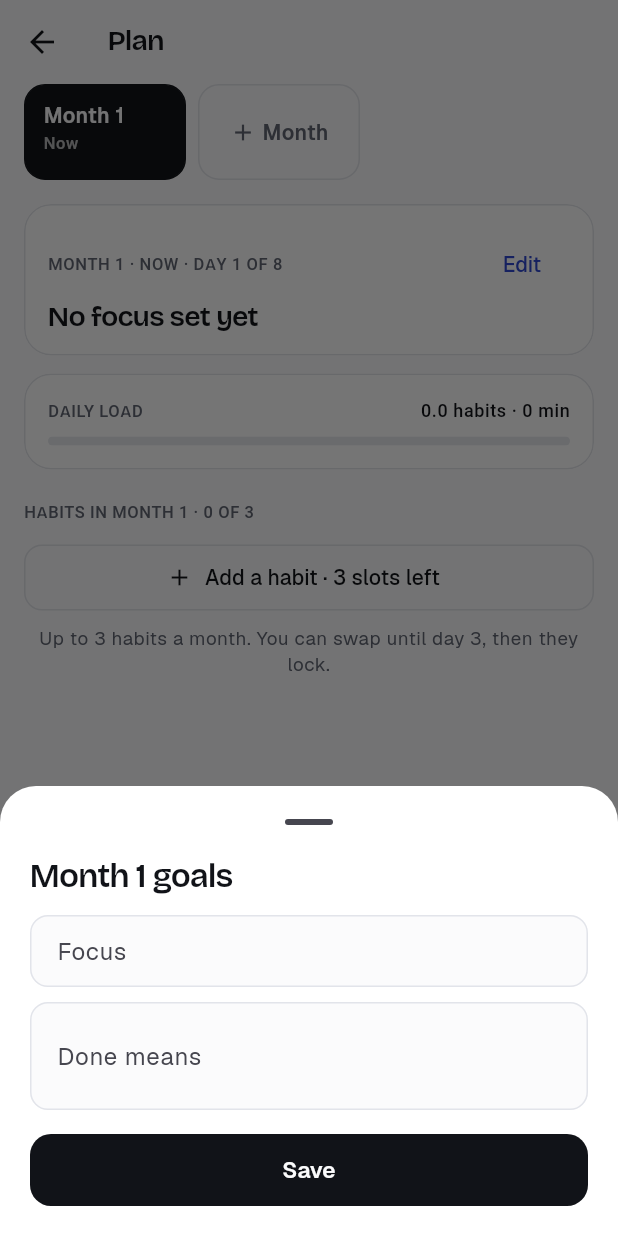
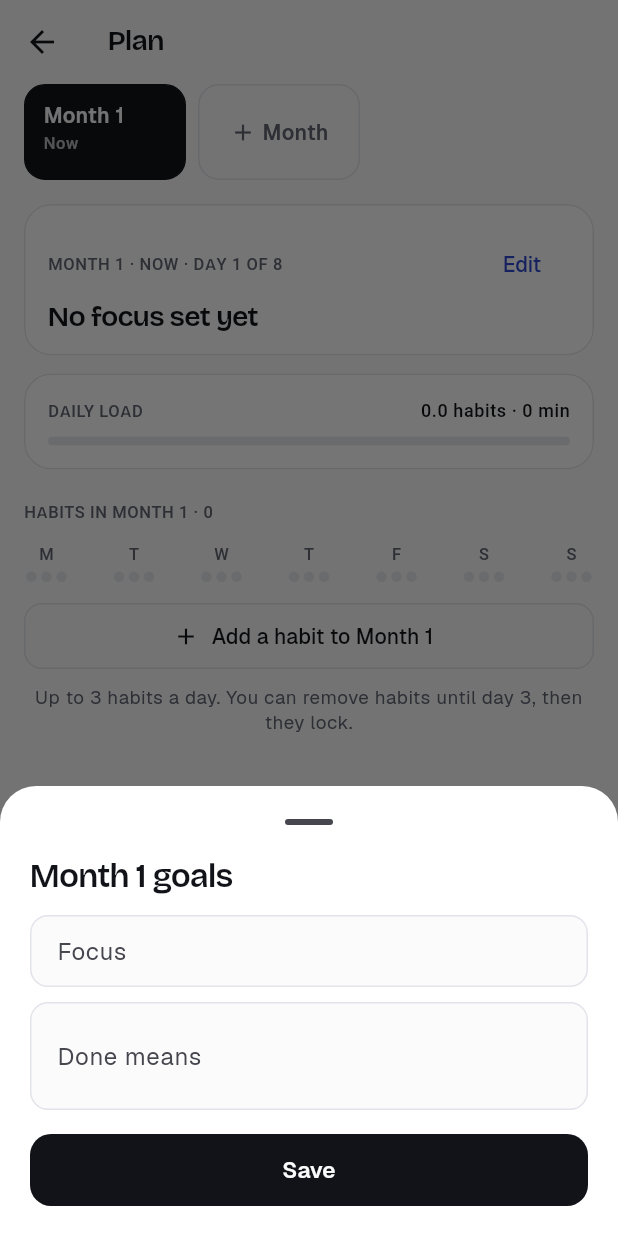
Before and after one commit to soorya2020/habit-tracker-, a Flutter app: the PlanScreen screen opened directly, after a tap on "Month", on a phone screen of 412 x 824 dp. Run offline on Flutter 3.47's test engine with Material 3 defaults, Android fonts, the phone set to English and light mode, and no system bars; our stand-ins replace cloud_firestore, firebase_auth, firebase_core, flutter_local_notifications, flutter_riverpod, flutter_timezone and 6 more; missing offline and left inert: home_widget; accounts and stored records are empty.

Commit message:
Three habits a day instead of three a month
A month can hold any number of habits. No weekday may have more than
three due: full days can't be picked in the habit editor, and the Plan
shows each weekday's three slots. Maintain habits need free slots in the
week. The swap flow is gone.

Co-Authored-By: Claude Opus 5.5 (1M context) <noreply@anthropic.com>
Claude-Session: https://claude.ai/code/session_01L8BCGBH7nf8hLeiusLSPVo

```diff
--- a/lib/domain/three_rule.dart
+++ b/lib/domain/three_rule.dart
@@ -1,11 +1,13 @@
 import '../core/day.dart';
 import 'models.dart';
 
-/// The three-habit rule: at most [max] habits run in any month.
+/// The three-a-day rule: a month can hold any number of habits, but no
+/// day of the week may have more than [max] of them due.
 ///
-/// Adding into a free slot is always allowed. Swapping, pausing or archiving
-/// a habit that runs this month is only allowed in the first [graceDays]
-/// days of the month; after that the month's habits are locked.
+/// Build habits fill their set days. Maintain habits (N times a week) need
+/// that many free slots somewhere in the week. Dropping a habit that runs
+/// this month is only allowed in its first [graceDays] days; after that
+/// the month's habits are locked.
 class ThreeRule {
   static const max = 3;
   static const graceDays = 3;
@@ -21,34 +23,82 @@ class ThreeRule {
           if (counts(h) && runsIn(h, month)) h
       ];
 
-  static int countIn(Iterable<Habit> habits, int month) => inMonth(habits, month).length;
+  /// Build habits set on each weekday (1 = Monday) in [month].
+  static Map<int, int> perDay(Iterable<Habit> habits, int month) {
+    final out = {for (var d = 1; d <= 7; d++) d: 0};
+    for (final h in inMonth(habits, month)) {
+      final r = h.current;
+      if (r.mode != HabitMode.build) continue;
+      for (final d in r.days) {
+        out[d] = out[d]! + 1;
+      }
+    }
+    return out;
+  }
 
-  /// The first month that would have more than [max] habits if [candidate]
-  /// replaced the habit with the same id, or null if it fits. Months the
-  /// habit already ran in are skipped, so editing never fails on a month
-  /// that was over the limit before.
-  static int? overflow(Iterable<Habit> habits, Habit candidate) {
+  /// Weekly sessions planned in [month], out of `7 × max`.
+  static int perWeek(Iterable<Habit> habits, int month) {
+    var n = 0;
+    for (final h in inMonth(habits, month)) {
+      n += h.current.mode == HabitMode.build ? h.current.days.length : h.current.perWeek;
+    }
+    return n;
+  }
+
+  /// Weekdays already holding [max] habits in any of [months], leaving out
+  /// the habit [exceptId] being edited.
+  static Set<int> fullDays(Iterable<Habit> habits, Iterable<int> months, {String? exceptId}) {
+    final others = [for (final h in habits) if (h.id != exceptId) h];
+    return {
+      for (final m in months)
+        for (final e in perDay(others, m).entries)
+          if (e.value >= max) e.key
+    };
+  }
+
+  /// Months [h] runs in, up to one past the last month anything is planned.
+  static List<int> monthsOf(Habit h, Iterable<Habit> habits) {
+    var last = h.startCycle;
+    for (final x in habits) {
+      if (x.startCycle > last) last = x.startCycle;
+      if (x.endCycle != null && x.endCycle! > last) last = x.endCycle!;
+    }
+    return [for (var m = h.startCycle; m <= last + 1; m++) if (runsIn(h, m)) m];
+  }
+
+  /// Why [candidate] doesn't fit with the rest of [habits], or null if it
+  /// does. Only what the change adds is checked, so editing a habit never
+  /// fails on a day that was already over the limit.
+  static String? problem(Iterable<Habit> habits, Habit candidate) {
+    if (!counts(candidate)) return null;
     Habit? before;
     for (final h in habits) {
       if (h.id == candidate.id) before = h;
     }
-    final all = [
-      for (final h in habits)
-        if (h.id != candidate.id) h,
-      candidate,
-    ];
-    var last = candidate.startCycle;
-    for (final h in all) {
-      if (h.startCycle > last) last = h.startCycle;
-      if (h.endCycle != null && h.endCycle! > last) last = h.endCycle!;
-    }
-    for (var m = candidate.startCycle; m <= last + 1; m++) {
-      if (!runsIn(candidate, m)) continue;
-      if (before != null && counts(before) && runsIn(before, m)) continue;
-      if (countIn(all, m) > max) return m;
+    final all = [for (final h in habits) if (h.id != candidate.id) h, candidate];
+    for (final m in monthsOf(candidate, all)) {
+      final was = before != null && counts(before) && runsIn(before, m) ? before.current : null;
+      final r = candidate.current;
+      if (r.mode == HabitMode.build) {
+        final days = perDay(all, m);
+        for (final d in r.days) {
+          final added = was == null || was.mode != HabitMode.build || !was.days.contains(d);
+          if (added && days[d]! > max) {
+            return '${weekdayNames[d - 1]} already has $max habits in Month $m. Pick other days.';
+          }
+        }
+      }
+      final grew = was == null ||
+          (r.mode == HabitMode.build ? r.days.length : r.perWeek) >
+              (was.mode == HabitMode.build ? was.days.length : was.perWeek);
+      if (grew && perWeek(all, m) > 7 * max) {
+        return 'Month $m has no free slots left this week. Each day holds $max habits.';
+      }
     }
     return null;
   }
+
+  static const weekdayNames = ['Monday', 'Tuesday', 'Wednesday', 'Thursday', 'Friday', 'Saturday', 'Sunday'];
 
   /// Whether habits can no longer be dropped from [month]: past months,
   /// and the current month once its first [graceDays] days are over.
--- a/lib/features/plan/plan_screen.dart
+++ b/lib/features/plan/plan_screen.dart
@@ -220,7 +220,7 @@ class _MonthBody extends ConsumerWidget {
       ),
       const SizedBox(height: 20),
       Row(children: [
-        Expanded(child: Eyebrow('Habits in Month $i · ${habits.length} of ${ThreeRule.max}')),
+        Expanded(child: Eyebrow('Habits in Month $i · ${habits.length}')),
         if (locked && !past)
           Row(mainAxisSize: MainAxisSize.min, children: [
             Icon(Icons.lock_outline, size: 14, color: t.muted),
@@ -233,35 +233,24 @@ class _MonthBody extends ConsumerWidget {
         _PlanRow(habit: h, cycle: i, me: me),
         const SizedBox(height: 8),
       ],
-      if (habits.length > ThreeRule.max) ...[
-        Text('Month $i has ${habits.length} habits. Archive or end some to get back to ${ThreeRule.max}.',
-            style: context.tx.bodySmall?.copyWith(color: t.warn)),
-        const SizedBox(height: 8),
-      ],
       const SizedBox(height: 4),
-      if (past)
-        const SizedBox()
-      else if (habits.length < ThreeRule.max)
+      _WeekSlots(perDay: ThreeRule.perDay(me.habits, i)),
+      const SizedBox(height: 12),
+      if (!past)
         OutlinedButton.icon(
           onPressed: () => addHabitTo(context, ref, i),
           icon: const Icon(Icons.add, size: 18),
-          label: Text('Add a habit · ${ThreeRule.max - habits.length} ${ThreeRule.max - habits.length == 1 ? 'slot' : 'slots'} left'),
-        )
-      else if (!locked)
-        OutlinedButton.icon(
-          onPressed: () => addHabitTo(context, ref, i),
-          icon: const Icon(Icons.swap_horiz, size: 18),
-          label: const Text('Swap a habit'),
+          label: Text('Add a habit to Month $i'),
         ),
       const SizedBox(height: 8),
       Text(
         past
             ? 'This month is done.'
             : locked
-                ? 'Your habits are locked until Month $i ends. You can still fill an empty slot.'
+                ? 'Up to ${ThreeRule.max} habits a day. Your habits are locked until Month $i ends, but you can still add to free days.'
                 : current
-                    ? 'Up to ${ThreeRule.max} habits a month. You can swap until day ${ThreeRule.graceDays}, then they lock.'
-                    : 'Up to ${ThreeRule.max} habits a month. Habits carry over until you set an end.',
+                    ? 'Up to ${ThreeRule.max} habits a day. You can remove habits until day ${ThreeRule.graceDays}, then they lock.'
+                    : 'Up to ${ThreeRule.max} habits a day. Habits carry over until you set an end.',
         textAlign: TextAlign.center,
         style: context.tx.bodySmall,
       ),
@@ -311,6 +300,42 @@ class _MonthBody extends ConsumerWidget {
       ),
     );
     note.dispose();
+  }
+}
+
+/// How many of each weekday's three slots are taken.
+class _WeekSlots extends StatelessWidget {
+  const _WeekSlots({required this.perDay});
+  final Map<int, int> perDay;
+
+  @override
+  Widget build(BuildContext context) {
+    final t = context.tk;
+    return Row(
+      mainAxisAlignment: MainAxisAlignment.spaceBetween,
+      children: [
+        for (var d = 1; d <= 7; d++)
+          Semantics(
+            label: '${weekdayShort[d - 1]}: ${perDay[d]} of ${ThreeRule.max}',
+            child: Column(children: [
+              Text(weekdayLetters[d - 1], style: mono(11, t.muted)),
+              const SizedBox(height: 4),
+              Row(children: [
+                for (var k = 0; k < ThreeRule.max; k++)
+                  Container(
+                    width: 7,
+                    height: 7,
+                    margin: const EdgeInsets.symmetric(horizontal: 1.5),
+                    decoration: BoxDecoration(
+                      shape: BoxShape.circle,
+                      color: k < perDay[d]! ? (perDay[d]! > ThreeRule.max ? t.warn : t.accent) : t.heat0,
+                    ),
+                  ),
+              ]),
+            ]),
+          ),
+      ],
+    );
   }
 }
 
```
Also changed, not shown: lib/features/plan/habit_editor.dart (+35 -11 lines), lib/features/plan/three_flow.dart (+5 -18 lines), 1 other file.
